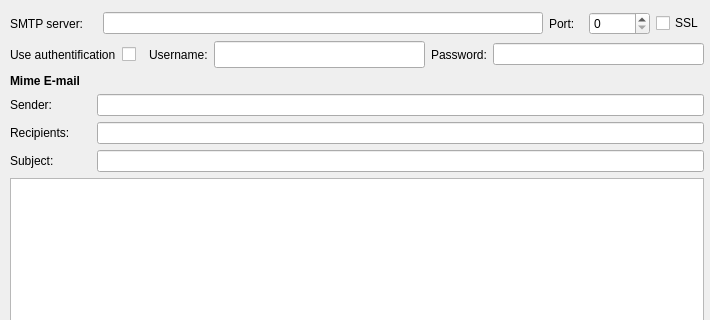
First picture: the form in demos/demo2/sendemail.ui, repository bluetiger9/SmtpClient-for-Qt, before the edit; both pictures show x 0 to 710 and y 0 to 320 of the 710 by 556 pixel window.
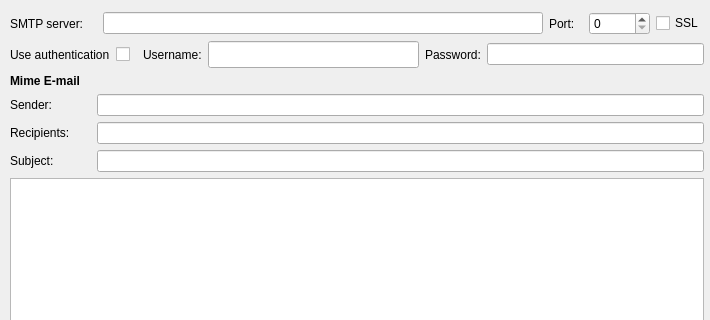
Second picture: the form after the edit.

Commit message: Corrected some bugs in Demo2.

Patch:
```diff
--- a/demos/demo2/sendemail.ui
+++ b/demos/demo2/sendemail.ui
@@ -95,7 +95,7 @@
            </font>
           </property>
           <property name="text">
-           <string>Use authentification</string>
+           <string>Use authentication</string>
           </property>
          </widget>
         </item>
```
The commit also changes 1 other file.
